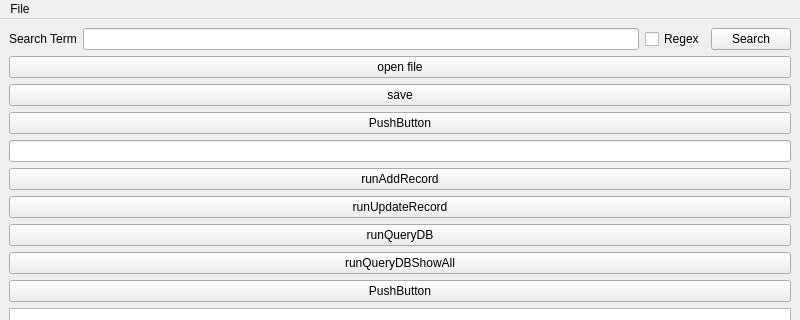
The window that referred-coursework-c1r-twennekers-main/tasks/TaskB/mainwindow.ui (FeintWitch/COMP1000-Referred-) describes before a commit, drawn with Qt 5; both pictures show x 0 to 800 and y 0 to 320 of the 800 by 600 pixel window.
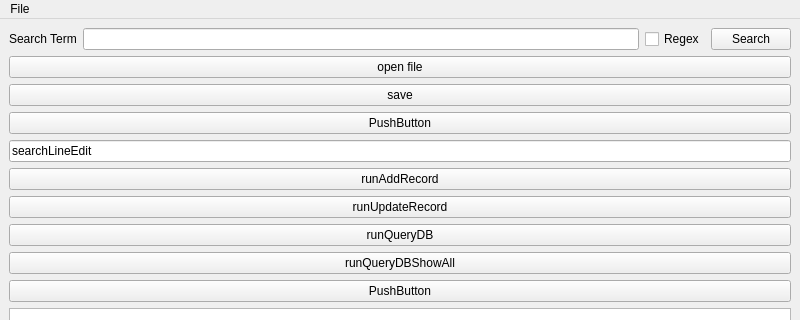
The same window after the commit.

The edit to the form file:
```diff
--- a/referred-coursework-c1r-twennekers-main/tasks/TaskB/mainwindow.ui
+++ b/referred-coursework-c1r-twennekers-main/tasks/TaskB/mainwindow.ui
@@ -65,7 +65,11 @@
      </widget>
     </item>
     <item>
-     <widget class="QLineEdit" name="searchLineEdit"/>
+     <widget class="QLineEdit" name="searchLineEdit">
+      <property name="text">
+       <string>searchLineEdit</string>
+      </property>
+     </widget>
     </item>
     <item>
      <widget class="QPushButton" name="runAddRecordButton">
```
